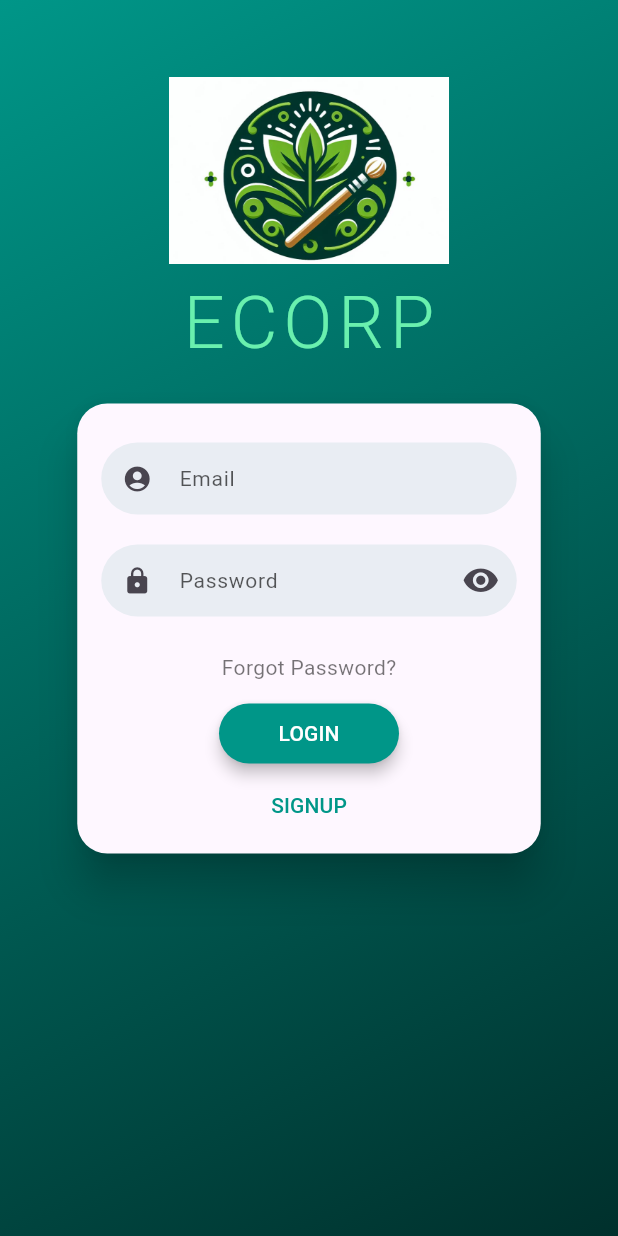
After one commit to JorshuaEs/Healtylife-University-Project, a Flutter app: the LoginScreen screen opened by its route, on a phone screen of 412 x 824 dp. The commit adds this screen. Run offline on Flutter 3.47's test engine with Material 3 defaults, Android fonts, the phone set to English and light mode, and no system bars; drawn by our look-alikes of flutter_login; Roboto replaces fonts that are missing (Quicksand).

Commit message:
Create login

```diff
--- a/lib/routes/app_routes.dart
+++ b/lib/routes/app_routes.dart
@@ -13,6 +13,12 @@ class AppRoutes {
       route: 'loading',
       screen: const LoadingScreen(),
     ),
+    MenuOption(
+      title: 'Login',
+      icon: Icons.login,
+      route: 'login',
+      screen: const LoginScreen(),
+    ),
   ];
   static Map<String, Widget Function(BuildContext)> getAppRoutes() {
     Map<String, Widget Function(BuildContext)> appRoutes = {};
--- /dev/null
+++ b/lib/screens/login_screen.dart
@@ -0,0 +1,69 @@
+import 'package:flutter/material.dart';
+import 'package:flutter_login/flutter_login.dart';
+import 'package:healty_life/screens/home_screen.dart';
+
+const users = {
+  'dribbble@gmail.com': '12345',
+  'hunter@gmail.com': 'hunter',
+};
+
+class LoginScreen extends StatelessWidget {
+  const LoginScreen({super.key});
+
+  Duration get loginTime => const Duration(milliseconds: 2250);
+
+  Future<String?> _authUser(LoginData data) {
+    debugPrint('Name: ${data.name}, Password: ${data.password}');
+    return Future.delayed(loginTime).then((_) {
+      if (!users.containsKey(data.name)) {
+        return 'User not exists';
+      }
+      if (users[data.name] != data.password) {
+        return 'Password does not match';
+      }
+      return null;
+    });
+  }
+
+  Future<String?> _signupUser(SignupData data) {
+    debugPrint('Signup Name: ${data.name}, Password: ${data.password}');
+    return Future.delayed(loginTime).then((_) {
+      return null;
+    });
+  }
+
+  Future<String> _recoverPassword(String name) {
+    debugPrint('Name: $name');
+    return Future.delayed(loginTime).then((_) {
+      if (!users.containsKey(name)) {
+        return Future.value('User not exists');
+      }
+      return Future.value('');
+    });
+  }
+
+  @override
+  Widget build(BuildContext context) {
+    return FlutterLogin(
+        title: 'ECORP',
+        logo: const AssetImage('assets/images/healtylife_img.png'),
+        onLogin: _authUser,
+        onSignup: _signupUser,
+        onSubmitAnimationCompleted: () {
+          Navigator.of(context).pushReplacement(MaterialPageRoute(
+            builder: (context) => const HomeScreen(),
+          ));
+        },
+        onRecoverPassword: _recoverPassword,
+        theme: LoginTheme(
+          primaryColor: Colors.teal,
+          //accentColor: Colors.yellow,
+          errorColor: Colors.deepOrange,
+          titleStyle: const TextStyle(
+            color: Colors.greenAccent,
+            fontFamily: 'Quicksand',
+            letterSpacing: 4,
+          ),
+        ));
+  }
+}
--- a/lib/screens/screens.dart
+++ b/lib/screens/screens.dart
@@ -3,3 +3,5 @@ export 'package:healty_life/models/menu_options.dart';
 export 'package:healty_life/screens/home_screen.dart';
 
 export 'package:healty_life/screens/loading_screen.dart';
+
+export 'package:healty_life/screens/login_screen.dart';
--- a/pubspec.yaml
+++ b/pubspec.yaml
@@ -9,6 +9,7 @@ environment:
 dependencies:
   flutter:
     sdk: flutter
+  flutter_login: ^5.0.0
 
 dev_dependencies:
   flutter_test:
```
Also changed, not shown: assets/images/healtylife_img.png (added), pubspec.lock, 5 other files.
